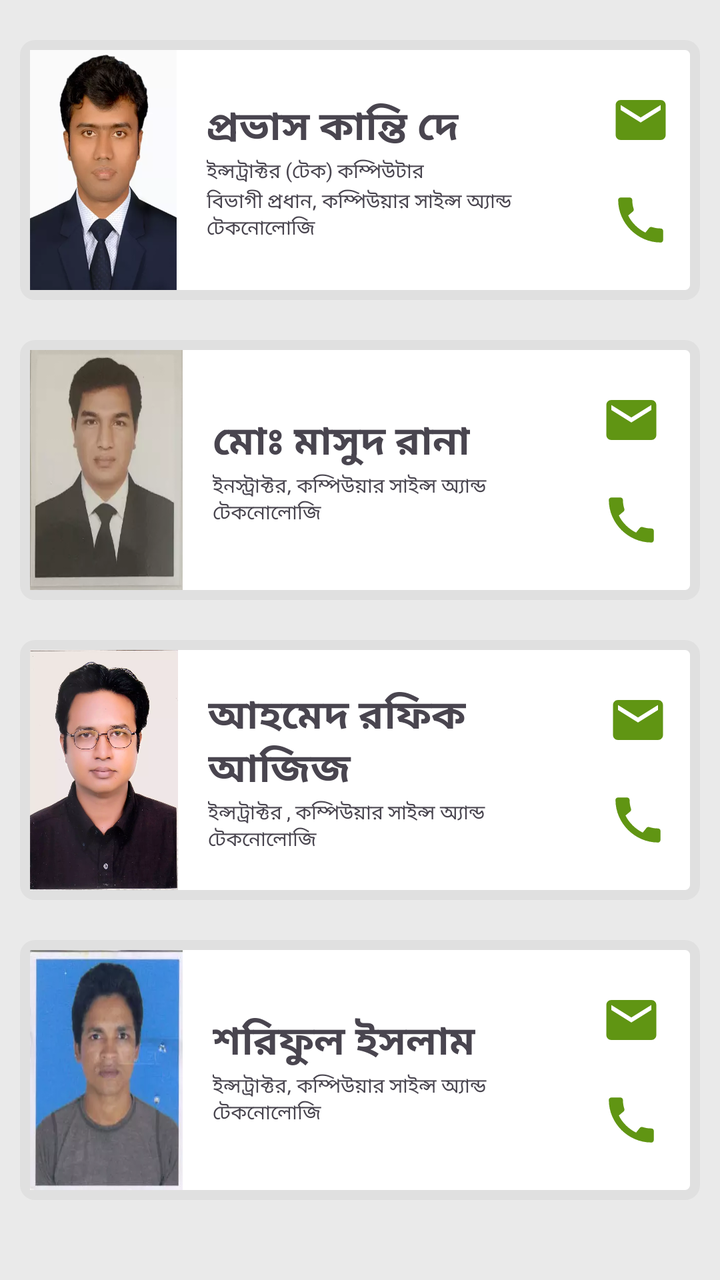
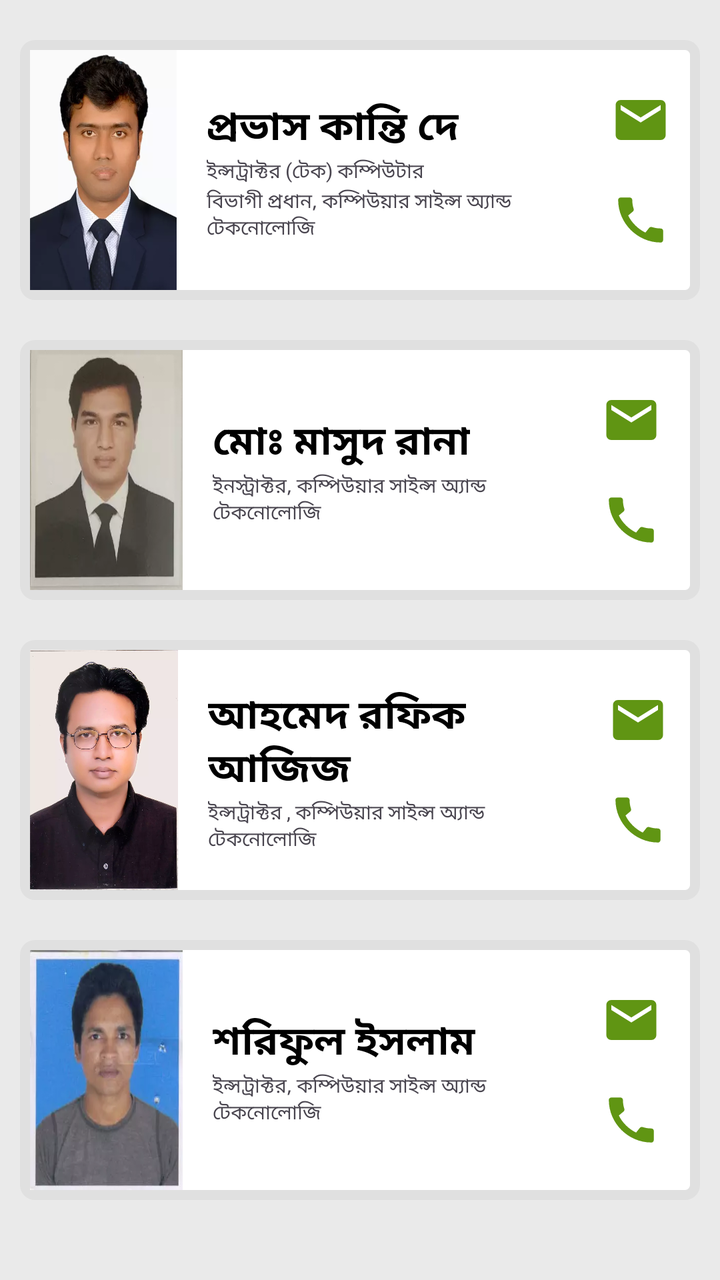

Before-and-after screenshots of an Android layout around one commit, followed by the original layout XML and the change that was made.
<!-- AndroidManifest.xml: application theme Theme.CBPI -->
<!-- res/layout/activity_computer_department.xml -->
<?xml version="1.0" encoding="utf-8"?>
<ScrollView xmlns:android="http://schemas.android.com/apk/res/android"
    xmlns:tools="http://schemas.android.com/tools"
    android:layout_width="match_parent"
    android:layout_height="match_parent"
    tools:context=".ComputerDepartment"
    android:background="#EAEAEA">
    <LinearLayout
        android:layout_width="match_parent"
        android:layout_height="wrap_content"
        android:orientation="vertical"
        android:padding="10sp">
        <LinearLayout
            android:layout_width="match_parent"
            android:layout_height="wrap_content"
            android:orientation="horizontal"
            android:padding="5sp"
            android:weightSum="100"
            android:background="@drawable/teachercardback"
            android:layout_marginTop="10sp"
            android:layout_marginBottom="10sp">
            <ImageView
                android:layout_width="80sp"
                android:layout_height="120sp"
                android:src="@drawable/provassir"
                android:layout_weight="20"
                android:scaleType="fitXY"
                android:contentDescription="@string/img_des"/>
            <LinearLayout
                android:layout_width="wrap_content"
                android:layout_height="wrap_content"
                android:orientation="vertical"
                android:layout_weight="50"
                android:layout_gravity="center"
                android:paddingStart="15sp"
                android:paddingEnd="0sp">
                <TextView
                    android:layout_width="wrap_content"
                    android:layout_height="wrap_content"
                    android:text="প্রভাস কান্তি দে"
                    android:textStyle="bold"
                    android:textSize="20sp"/>
                <TextView
                    android:layout_width="wrap_content"
                    android:layout_height="wrap_content"
                    android:text="ইন্সট্রাক্টর (টেক) কম্পিউটার"
                    android:textSize="10sp"/>
                <TextView
                    android:layout_width="wrap_content"
                    android:layout_height="wrap_content"
                    android:text="বিভাগী প্রধান, কম্পিউয়ার সাইন্স অ্যান্ড টেকনোলোজি"
                    android:textSize="10sp"/>
            </LinearLayout>
            <LinearLayout
                android:layout_width="wrap_content"
                android:layout_height="wrap_content"
                android:orientation="vertical"
                android:layout_weight="30"
                android:layout_gravity="center"
                android:paddingRight="10sp">
                <ImageView
                    android:id="@+id/cmtMail1"
                    android:layout_width="30sp"
                    android:layout_height="30sp"
                    android:src="@drawable/baseline_email_24"
                    android:layout_margin="10sp"
                    android:contentDescription="@string/img_des"/>
                <ImageView
                    android:id="@+id/cmtCall1"
                    android:layout_width="30sp"
                    android:layout_height="30sp"
                    android:src="@drawable/baseline_call_24"
                    android:layout_margin="10sp"
                    android:contentDescription="@string/img_des"/>
            </LinearLayout>
        </LinearLayout>
        <LinearLayout
            android:layout_width="match_parent"
            android:layout_height="wrap_content"
            android:orientation="horizontal"
            android:padding="5sp"
            android:weightSum="100"
            android:background="@drawable/teachercardback"
            android:layout_marginTop="10sp"
            android:layout_marginBottom="10sp">
            <ImageView
                android:layout_width="80sp"
                android:layout_height="120sp"
                android:src="@drawable/masudsir"
                android:layout_weight="20"
                android:scaleType="fitXY"
                android:contentDescription="@string/img_des"/>
            <LinearLayout
                android:layout_width="wrap_content"
                android:layout_height="wrap_content"
                android:orientation="vertical"
                android:layout_weight="50"
                android:layout_gravity="center"
                android:paddingLeft="15sp">
                <TextView
                    android:layout_width="wrap_content"
                    android:layout_height="wrap_content"
                    android:text="মোঃ মাসুদ রানা"
                    android:textStyle="bold"
                    android:textSize="20sp"/>
                <TextView
                    android:layout_width="wrap_content"
                    android:layout_height="wrap_content"
                    android:text="ইনস্ট্রাক্টর, কম্পিউয়ার সাইন্স অ্যান্ড টেকনোলোজি"
                    android:textSize="10sp"/>

            </LinearLayout>
            <LinearLayout
                android:layout_width="wrap_content"
                android:layout_height="wrap_content"
                android:orientation="vertical"
                android:layout_weight="30"
                android:layout_gravity="center"
                android:paddingRight="10sp">
                <ImageView
                    android:id="@+id/cmtMail2"
                    android:layout_width="30sp"
                    android:layout_height="30sp"
                    android:src="@drawable/baseline_email_24"
                    android:layout_margin="10sp"
                    android:contentDescription="@string/img_des"/>
                <ImageView
                    android:id="@+id/cmtCall2"
                    android:layout_width="30sp"
                    android:layout_height="30sp"
                    android:src="@drawable/baseline_call_24"
                    android:layout_margin="10sp"
                    android:contentDescription="@string/img_des"/>
            </LinearLayout>
        </LinearLayout>
        <LinearLayout
            android:layout_width="match_parent"
            android:layout_height="wrap_content"
            android:orientation="horizontal"
            android:padding="5sp"
            android:weightSum="100"
            android:background="@drawable/teachercardback"
            android:layout_marginTop="10sp"
            android:layout_marginBottom="10sp">
            <ImageView
                android:layout_width="80sp"
                android:layout_height="120sp"
                android:src="@drawable/azizsir"
                android:layout_weight="20"
                android:scaleType="fitXY"
                android:contentDescription="@string/img_des"/>
            <LinearLayout
                android:layout_width="wrap_content"
                android:layout_height="wrap_content"
                android:orientation="vertical"
                android:layout_weight="50"
                android:layout_gravity="center"
                android:paddingLeft="15sp">
                <TextView
                    android:layout_width="wrap_content"
                    android:layout_height="wrap_content"
                    android:text="আহমেদ রফিক আজিজ"
                    android:textStyle="bold"
                    android:textSize="20sp"/>
                <TextView
                    android:layout_width="wrap_content"
                    android:layout_height="wrap_content"
                    android:text="ইন্সট্রাক্টর , কম্পিউয়ার সাইন্স অ্যান্ড টেকনোলোজি"
                    android:textSize="10sp"/>
            </LinearLayout>
            <LinearLayout
                android:layout_width="wrap_content"
                android:layout_height="wrap_content"
                android:orientation="vertical"
                android:layout_weight="30"
                android:layout_gravity="center"
                android:paddingRight="10sp">
                <ImageView
                    android:id="@+id/cmtMail3"
                    android:layout_width="30sp"
                    android:layout_height="30sp"
                    android:src="@drawable/baseline_email_24"
                    android:layout_margin="10sp"
                    android:contentDescription="@string/img_des"/>
                <ImageView
                    android:id="@+id/cmtCall3"
                    android:layout_width="30sp"
                    android:layout_height="30sp"
                    android:src="@drawable/baseline_call_24"
                    android:layout_margin="10sp"
                    android:contentDescription="@string/img_des"/>
            </LinearLayout>
        </LinearLayout>
        <LinearLayout
            android:layout_width="match_parent"
            android:layout_height="wrap_content"
            android:orientation="horizontal"
            android:padding="5sp"
            android:weightSum="100"
            android:background="@drawable/teachercardback"
            android:layout_marginTop="10sp"
            android:layout_marginBottom="10sp">
            <ImageView
                android:layout_width="80sp"
                android:layout_height="120sp"
                android:src="@drawable/shawonsir"
                android:layout_weight="20"
                android:scaleType="fitXY"
                android:contentDescription="@string/img_des"/>
            <LinearLayout
                android:layout_width="wrap_content"
                android:layout_height="wrap_content"
                android:orientation="vertical"
                android:layout_weight="50"
                android:layout_gravity="center"
                android:paddingLeft="15sp">
                <TextView
                    android:layout_width="wrap_content"
                    android:layout_height="wrap_content"
                    android:text="শরিফুল ইসলাম"
                    android:textStyle="bold"
                    android:textSize="20sp"/>
                <TextView
                    android:layout_width="wrap_content"
                    android:layout_height="wrap_content"
                    android:text="ইন্সট্রাক্টর, কম্পিউয়ার সাইন্স অ্যান্ড টেকনোলোজি"
                    android:textSize="10sp"/>
            </LinearLayout>
            <LinearLayout
                android:layout_width="wrap_content"
                android:layout_height="wrap_content"
                android:orientation="vertical"
                android:layout_weight="30"
                android:layout_gravity="center"
                android:paddingRight="10sp">
                <ImageView
                    android:id="@+id/cmtMail4"
                    android:layout_width="30sp"
                    android:layout_height="30sp"
                    android:src="@drawable/baseline_email_24"
                    android:layout_margin="10sp"
                    android:contentDescription="@string/img_des"/>
                <ImageView
                    android:id="@+id/cmtCall4"
                    android:layout_width="30sp"
                    android:layout_height="30sp"
                    android:src="@drawable/baseline_call_24"
                    android:layout_margin="10sp"
                    android:contentDescription="@string/img_des"/>
            </LinearLayout>
        </LinearLayout>
    </LinearLayout>

</ScrollView>
<!-- resources referenced by this layout -->
<resources>
  <!-- drawable azizsir: webp bitmap (drawable, 39102 bytes) -->
  <!-- drawable baseline_call_24 (drawable) -->
  <vector android:height="24dp" android:tint="#609513"
      android:viewportHeight="24" android:viewportWidth="24"
      android:width="24dp" xmlns:android="http://schemas.android.com/apk/res/android">
      <path android:fillColor="@android:color/white" android:pathData="M20.01,15.38c-1.23,0 -2.42,-0.2 -3.53,-0.56 -0.35,-0.12 -0.74,-0.03 -1.01,0.24l-1.57,1.97c-2.83,-1.35 -5.48,-3.9 -6.89,-6.83l1.95,-1.66c0.27,-0.28 0.35,-0.67 0.24,-1.02 -0.37,-1.11 -0.56,-2.3 -0.56,-3.53 0,-0.54 -0.45,-0.99 -0.99,-0.99H4.19C3.65,3 3,3.24 3,3.99 3,13.28 10.73,21 20.01,21c0.71,0 0.99,-0.63 0.99,-1.18v-3.45c0,-0.54 -0.45,-0.99 -0.99,-0.99z"/>
  </vector>
  <!-- drawable baseline_email_24 (drawable) -->
  <vector android:height="24dp" android:tint="#609513"
      android:viewportHeight="24" android:viewportWidth="24"
      android:width="24dp" xmlns:android="http://schemas.android.com/apk/res/android">
      <path android:fillColor="@android:color/white" android:pathData="M20,4L4,4c-1.1,0 -1.99,0.9 -1.99,2L2,18c0,1.1 0.9,2 2,2h16c1.1,0 2,-0.9 2,-2L22,6c0,-1.1 -0.9,-2 -2,-2zM20,8l-8,5 -8,-5L4,6l8,5 8,-5v2z"/>
  </vector>
  <!-- drawable masudsir: webp bitmap (drawable, 3404 bytes) -->
  <!-- drawable provassir: webp bitmap (drawable, 10942 bytes) -->
  <!-- drawable shawonsir: webp bitmap (drawable, 5088 bytes) -->
  <!-- drawable teachercardback (drawable) -->
  <?xml version="1.0" encoding="utf-8"?>
  <shape xmlns:android="http://schemas.android.com/apk/res/android">
      <solid android:color="@color/white"/>
      <corners android:radius="5sp"/>
      <stroke android:color="#E0E0E0"/>
      <stroke android:width="5sp"/>
  </shape>
  <string name="img_des">CBPI Application Image</string>
  <style name="Theme.CBPI" parent="Base.Theme.CBPI" />
  <color name="white">#FFFFFFFF</color>
  <style name="Base.Theme.CBPI" parent="Theme.Material3.DayNight">
          <item name="android:statusBarColor">@color/Green</item>
          <item name="titleTextColor">@color/white</item>
          <item name="actionOverflowButtonStyle">@style/Threedots</item>
          
          
          <item name="android:windowAnimationStyle">@style/CustomActivityAnimation</item>
      </style>
  <color name="Green">#609513</color>
  <style name="Threedots" parent="Widget.AppCompat.ActionButton.Overflow">
          <item name="tint">@color/white</item>
      </style>
  <style name="CustomActivityAnimation" parent="@android:style/Animation.Activity">
          <item name="android:activityOpenEnterAnimation">@anim/slide_in_right</item>
          <item name="android:activityOpenExitAnimation">@anim/slide_out_left</item>
          <item name="android:activityCloseEnterAnimation">@anim/slide_in_left</item>
          <item name="android:activityCloseExitAnimation">@anim/slide_out_right</item>
      </style>
</resources>

<!-- the commit's change to res/layout/activity_computer_department.xml (unified diff, before → after) -->
@@ -4,7 +4,7 @@
     android:layout_width="match_parent"
     android:layout_height="match_parent"
     tools:context=".ComputerDepartment"
-    android:background="#EAEAEA">
+    style="@style/GrayBg">
     <LinearLayout
         android:layout_width="match_parent"
         android:layout_height="wrap_content"
@@ -16,7 +16,7 @@
             android:orientation="horizontal"
             android:padding="5sp"
             android:weightSum="100"
-            android:background="@drawable/teachercardback"
+            style="@style/TeacherCardBack"
             android:layout_marginTop="10sp"
             android:layout_marginBottom="10sp">
             <ImageView
@@ -39,7 +39,8 @@
                     android:layout_height="wrap_content"
                     android:text="প্রভাস কান্তি দে"
                     android:textStyle="bold"
-                    android:textSize="20sp"/>
+                    android:textSize="20sp"
+style="@style/Text"/>
                 <TextView
                     android:layout_width="wrap_content"
                     android:layout_height="wrap_content"
@@ -80,7 +81,7 @@
             android:orientation="horizontal"
             android:padding="5sp"
             android:weightSum="100"
-            android:background="@drawable/teachercardback"
+            style="@style/TeacherCardBack"
             android:layout_marginTop="10sp"
             android:layout_marginBottom="10sp">
             <ImageView
@@ -102,7 +103,8 @@
                     android:layout_height="wrap_content"
                     android:text="মোঃ মাসুদ রানা"
                     android:textStyle="bold"
-                    android:textSize="20sp"/>
+                    android:textSize="20sp"
+style="@style/Text"/>
                 <TextView
                     android:layout_width="wrap_content"
                     android:layout_height="wrap_content"
@@ -139,7 +141,7 @@
             android:orientation="horizontal"
             android:padding="5sp"
             android:weightSum="100"
-            android:background="@drawable/teachercardback"
+            style="@style/TeacherCardBack"
             android:layout_marginTop="10sp"
             android:layout_marginBottom="10sp">
             <ImageView
@@ -161,7 +163,8 @@
                     android:layout_height="wrap_content"
                     android:text="আহমেদ রফিক আজিজ"
                     android:textStyle="bold"
-                    android:textSize="20sp"/>
+                    android:textSize="20sp"
+style="@style/Text"/>
                 <TextView
                     android:layout_width="wrap_content"
                     android:layout_height="wrap_content"
@@ -197,7 +200,7 @@
             android:orientation="horizontal"
             android:padding="5sp"
             android:weightSum="100"
-            android:background="@drawable/teachercardback"
+            style="@style/TeacherCardBack"
             android:layout_marginTop="10sp"
             android:layout_marginBottom="10sp">
             <ImageView
@@ -219,7 +222,8 @@
                     android:layout_height="wrap_content"
                     android:text="শরিফুল ইসলাম"
                     android:textStyle="bold"
-                    android:textSize="20sp"/>
+                    android:textSize="20sp"
+style="@style/Text"/>
                 <TextView
                     android:layout_width="wrap_content"
                     android:layout_height="wrap_content"
<!-- resource entries referenced after the edit -->
@@ -24,7 +24,17 @@
       <stroke android:color="#E0E0E0"/>
       <stroke android:width="5sp"/>
   </shape>
+  <color name="black">#FF000000</color>
   <string name="img_des">CBPI Application Image</string>
+  <style name="GrayBg">
+          <item name="android:background">#EAEAEA</item>
+      </style>
+  <style name="TeacherCardBack">
+          <item name="android:background">@drawable/teachercardback</item>
+      </style>
+  <style name="Text">
+          <item name="android:textColor">@color/black</item>
+      </style>
   <style name="Theme.CBPI" parent="Base.Theme.CBPI" />
   <color name="white">#FFFFFFFF</color>
   <style name="Base.Theme.CBPI" parent="Theme.Material3.DayNight">
